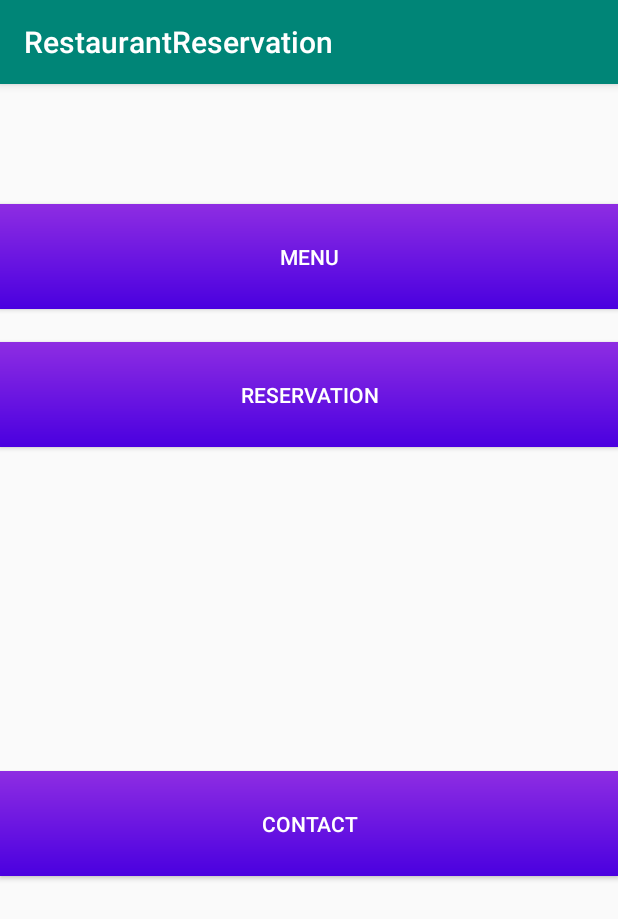
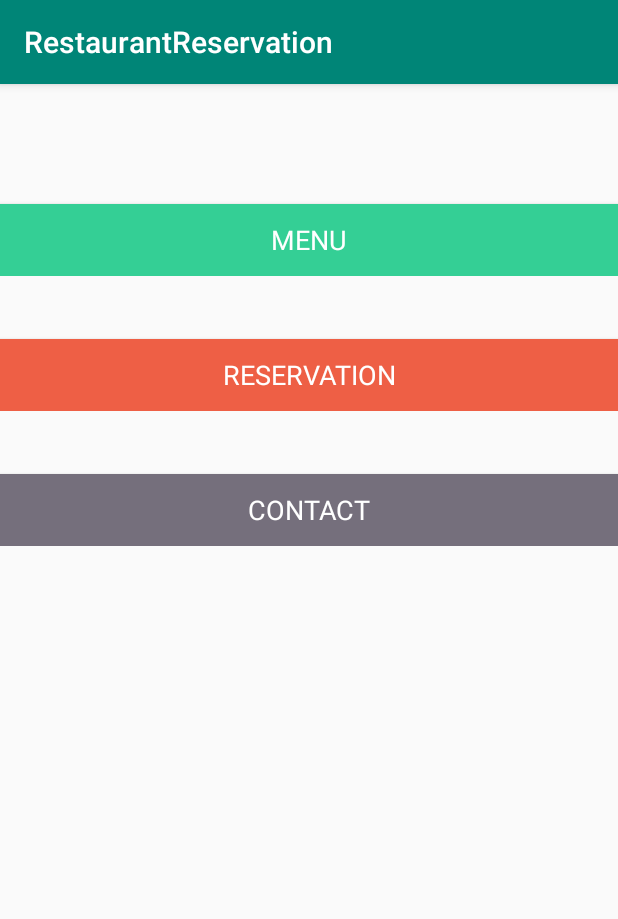
Before and after one commit to pruthvi/Restaurant_Reservation_Android_App, an Android app: the screen it shows after launch (MainActivity), on a phone screen of 412 x 824 dp. Shown: the top 919 px of the screen. Run offline under Robolectric (Android 15) with nearby library versions, the phone set to English and light mode, and no system bars.

Commit message:
Updated Button UI

```diff
--- a/RestaurantReservation/app/src/main/java/com/restaurantreservation/MakeRegistrationActivity.java
+++ b/RestaurantReservation/app/src/main/java/com/restaurantreservation/MakeRegistrationActivity.java
@@ -79,4 +79,8 @@ public class MakeRegistrationActivity extends AppCompatActivity {
             }
         }
     }
+
+    public void CancelButton(View view){
+        startActivity(new Intent(this,ReservationActivity.class));
+    }
 }
--- a/RestaurantReservation/app/src/main/java/com/restaurantreservation/RegistrationActivity.java
+++ b/RestaurantReservation/app/src/main/java/com/restaurantreservation/RegistrationActivity.java
@@ -1,6 +1,7 @@
 package com.restaurantreservation;
 
 import android.content.ContentValues;
+import android.content.Intent;
 import android.support.v7.app.AppCompatActivity;
 import android.os.Bundle;
 import android.view.View;
@@ -74,4 +75,8 @@ public class RegistrationActivity extends AppCompatActivity {
         }
 
     }
+
+    public void CancelButton(View view){
+        startActivity(new Intent(this,LoginActivity.class));
+    }
 }
--- a/RestaurantReservation/app/src/main/res/layout/activity_login.xml
+++ b/RestaurantReservation/app/src/main/res/layout/activity_login.xml
@@ -56,6 +56,7 @@
                 android:layout_width="match_parent"
                 android:layout_height="match_parent"
                 android:text="@string/btnLogin"
+                style="@style/ConfirmButton"
                 android:onClick="onClickLogin"/>
 
             <Button
@@ -64,6 +65,7 @@
                 android:layout_height="match_parent"
                 android:text="@string/btnRegister"
                 android:layout_gravity="bottom"
+                style="@style/OtherButton"
                 android:onClick="onClickRegister"/>
         </LinearLayout>
 
--- a/RestaurantReservation/app/src/main/res/layout/activity_main.xml
+++ b/RestaurantReservation/app/src/main/res/layout/activity_main.xml
@@ -4,41 +4,52 @@
     xmlns:tools="http://schemas.android.com/tools"
     android:layout_width="match_parent"
     android:layout_height="match_parent"
-    tools:context=".MainActivity">
+    tools:context=".MainActivity"
+    >
+
+    <LinearLayout
+        android:layout_width="match_parent"
+        android:layout_height="wrap_content"
+        android:orientation="vertical">
 
         <Button
             android:id="@+id/btnMenu"
+            style="@style/ConfirmButton"
             android:layout_width="match_parent"
-        android:layout_height="70dp"
-        android:layout_alignParentTop="true"
-        android:layout_centerHorizontal="true"
+            android:layout_height="wrap_content"
             android:layout_marginTop="80dp"
-        android:background="@drawable/gradient_blue"
             android:onClick="onClickMenu"
-        android:text="Menu"
-        android:textColor="@android:color/background_light" />
+            android:text="Menu" />
+    </LinearLayout>
+
+    <LinearLayout
+        android:layout_width="match_parent"
+        android:layout_height="wrap_content"
+        android:orientation="vertical">
 
         <Button
             android:id="@+id/btnReservation"
+            style="@style/CancelButton"
             android:layout_width="match_parent"
-        android:layout_height="70dp"
-        android:layout_alignParentStart="true"
-        android:layout_alignParentTop="true"
-        android:layout_marginTop="172dp"
-        android:background="@drawable/gradient_blue"
-        android:text="Reservation"
-        android:textColor="@android:color/background_light"
-        android:onClick="onClickReservation"/>
+            android:layout_height="wrap_content"
+            android:layout_marginTop="170dp"
+            android:onClick="onClickReservation"
+            android:text="Reservation" />
+    </LinearLayout>
+
+    <LinearLayout
+        android:layout_width="match_parent"
+        android:layout_height="wrap_content"
+        android:orientation="vertical">
 
         <Button
             android:id="@+id/btnContact"
+            style="@style/OtherButton"
             android:layout_width="match_parent"
-        android:layout_height="70dp"
-        android:layout_alignParentStart="true"
-        android:layout_alignParentBottom="true"
-        android:layout_marginBottom="240dp"
-        android:background="@drawable/gradient_blue"
+            android:layout_height="wrap_content"
             android:onClick="onClickContact"
             android:text="Contact"
-        android:textColor="@android:color/background_light" />
+            android:layout_marginTop="260dp"/>
+    </LinearLayout>
+
 </RelativeLayout>
--- a/RestaurantReservation/app/src/main/res/layout/activity_reservation.xml
+++ b/RestaurantReservation/app/src/main/res/layout/activity_reservation.xml
@@ -25,7 +25,8 @@
                 android:layout_height="wrap_content"
                 android:layout_weight="1"
                 android:text="@string/make_registration"
-                android:padding="30dp"
+                style="@style/ConfirmButton"
+                android:layout_gravity="center"
                 android:onClick="MakeRegistration"
                 />
 
@@ -35,7 +36,8 @@
                 android:layout_height="wrap_content"
                 android:layout_weight="1"
                 android:text="@string/my_registration"
-                android:padding="30dp"
+                style="@style/OtherButton"
+                android:layout_gravity="center"
                 android:onClick="MyRegistration"
                 />
 
--- a/RestaurantReservation/app/src/main/res/values/strings.xml
+++ b/RestaurantReservation/app/src/main/res/values/strings.xml
@@ -24,4 +24,5 @@
     <string name="date">Date:</string>
     <string name="special_note">Special Note:</string>
     <string name="confirm">Confirm</string>
+    <string name="cancel">Cancel</string>
 </resources>
--- a/RestaurantReservation/app/src/main/res/values/styles.xml
+++ b/RestaurantReservation/app/src/main/res/values/styles.xml
@@ -27,4 +27,25 @@
         <item name="android:layout_marginTop">@dimen/buttonMargin</item>
         <item name="android:layout_marginBottom">@dimen/buttonMargin</item>
     </style>
+
+    <style name="ConfirmButton">
+        <item name="android:background">#34cf95</item>
+        <item name="android:fontFamily">Arial</item>
+        <item name="android:textSize">18dp</item>
+        <item name="android:textColor">#ffffff</item>
+    </style>
+
+    <style name="CancelButton">
+        <item name="android:background">#ee5f45</item>
+        <item name="android:fontFamily">Arial</item>
+        <item name="android:textSize">18dp</item>
+        <item name="android:textColor">#ffffff</item>
+    </style>
+
+    <style name="OtherButton">
+        <item name="android:background">#756f7c</item>
+        <item name="android:fontFamily">Arial</item>
+        <item name="android:textSize">18dp</item>
+        <item name="android:textColor">#ffffff</item>
+    </style>
 </resources>
```
Also changed, not shown: RestaurantReservation/app/src/main/res/layout/activity_contact.xml (+4 -5 lines), RestaurantReservation/app/src/main/res/layout/activity_makeregistration.xml (+8 -0 lines), RestaurantReservation/app/src/main/res/layout/activity_menu.xml (+4 -6 lines), RestaurantReservation/app/src/main/res/layout/activity_registration.xml (+17 -2 lines). Lines whose indentation alone changed are shown as unchanged.
